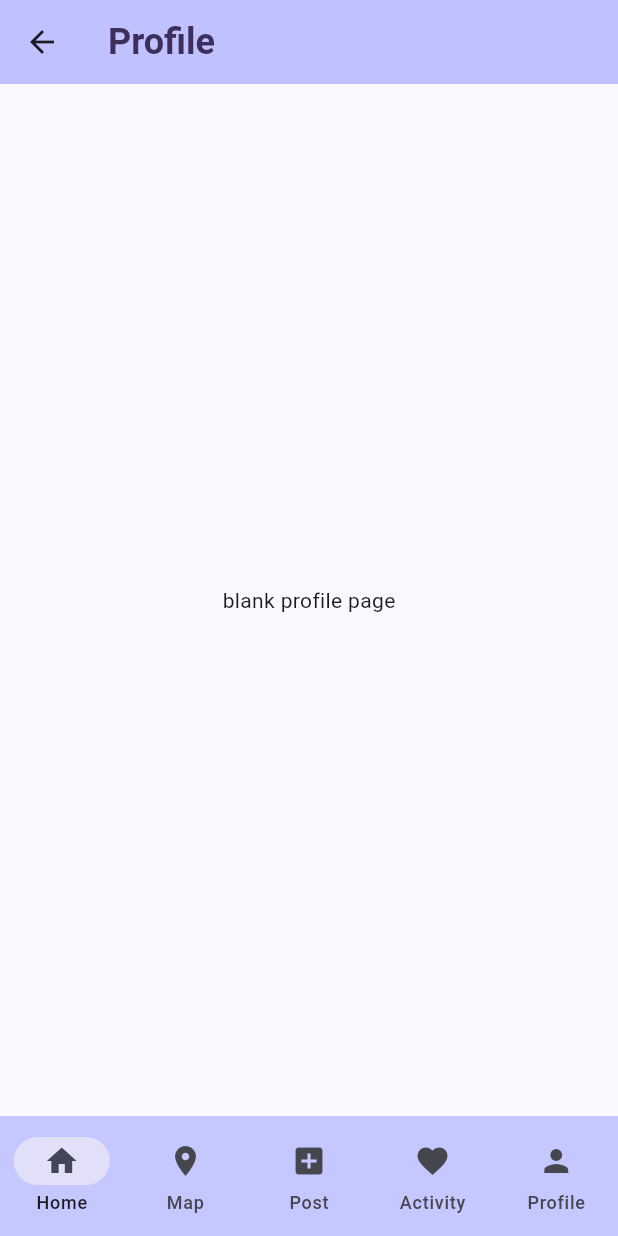
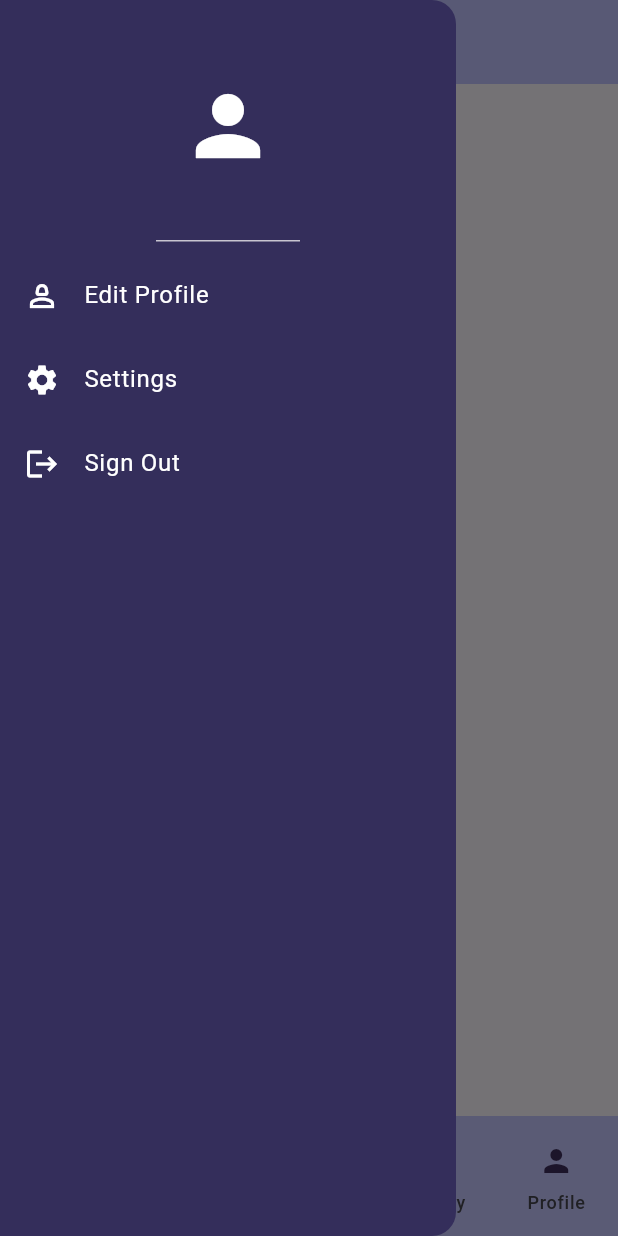
Before and after one commit to SephinSE/thistle, a Flutter app: the ThistleProfilePage screen opened by its route, with the side drawer open (before the commit the screen has no drawer), on a phone screen of 412 x 824 dp. Run offline on Flutter 3.47's test engine with Material 3 defaults, Android fonts, the light colour scheme and no system bars; our stand-ins replace cloud_firestore, firebase_auth, firebase_core, flutter_svg, go_router, google_fonts; accounts and stored records are empty; Roboto replaces fonts that are missing (Roboto Flex).

Commit message:
added navigation bar func, dummy profile page and blank pages for all pages

```diff
--- a/lib/app_state.dart
+++ b/lib/app_state.dart
@@ -23,11 +23,20 @@ class ApplicationState extends ChangeNotifier {
   bool _isSigningOut = false;
   bool get isSigningOut => _isSigningOut;
 
+  int _selectedIndex = 0;
+  int get selectedIndex => _selectedIndex;
+
+  void onNavBarTap(index) {
+    _selectedIndex = index;
+    notifyListeners();
+  }
+
   StreamSubscription<QuerySnapshot>? _guestBookSubscription;
   List<GuestBookMessage> _guestBookMessages = [];
   List<GuestBookMessage> get guestBookMessages => _guestBookMessages;
 
   Future<void> init() async {
+
     FirebaseAuth.instance.userChanges().listen((user) {
       if (user != null) {
         _loggedIn = true;
@@ -48,9 +57,10 @@ class ApplicationState extends ChangeNotifier {
                   message: message,
                 ),
               );
-            } else {
-              print('Warning: Null name or message encountered in Firestore document');
             }
+            // else {
+            //   print('Warning: Null name or message encountered in Firestore document');
+            // }
           }
           notifyListeners();
         });
@@ -92,6 +102,7 @@ class ApplicationState extends ChangeNotifier {
 
   Future<void> signOut() async {
     _isSigningOut = true;
+    _selectedIndex = 0;
     notifyListeners();
     try {
       await _firebaseAuth.signOut();
--- a/lib/appbar/navbar.dart
+++ b/lib/appbar/navbar.dart
@@ -1,11 +1,8 @@
 import 'package:flutter/material.dart';
+import 'package:provider/provider.dart';
+import 'package:thistle/app_state.dart';
 
 import '../pages/styles.dart';
-import '../pages/home_page.dart';
-import '../pages/map.dart';
-import '../pages/post.dart';
-import '../pages/activity.dart';
-import '../pages/profile.dart';
 
 class ThistleNavBar extends StatefulWidget{
   const ThistleNavBar({super.key});
@@ -15,33 +12,21 @@ class ThistleNavBar extends StatefulWidget{
 }
 
 class _ThistleNavBarState extends State<ThistleNavBar> {
-  // int _selectedIndex = 0;
-  // void _onItemTapped(int index) {
-  //   List<Widget> pages = [
-  //     const MyHomePage(),
-  //     const ThistleMapPage(),
-  //     const ThistlePostPage(),
-  //     const ThistleActivityPage(),
-  //     const ThistleActivityPage(),
-  //   ];
-  //   setState(() {
-  //     _selectedIndex = index;
-  //   });
-  // }
-
   @override
   Widget build(BuildContext context) {
+    Color color = AppStyles.thistleColor;
+
     return NavigationBar(
-      destinations: const [
-        NavigationDestination(icon: Icon(Icons.home), label: 'Home'),
-        NavigationDestination(icon: Icon(Icons.location_on), label: 'Map'),
-        NavigationDestination(icon: Icon(Icons.add_box), label: 'Post'),
-        NavigationDestination(icon: Icon(Icons.favorite), label: 'Activity'),
-        NavigationDestination(icon: Icon(Icons.person), label: 'Profile'),
+      destinations: [
+        NavigationDestination(icon: Icon(Icons.home, color: color), label: 'Feed'),
+        NavigationDestination(icon: Icon(Icons.location_on, color: color), label: 'Map'),
+        NavigationDestination(icon: Icon(Icons.add_box, color: color), label: 'Post'),
+        NavigationDestination(icon: Icon(Icons.favorite, color: color), label: 'Activity'),
+        NavigationDestination(icon: Icon(Icons.person, color: color), label: 'Profile'),
       ],
       backgroundColor: AppStyles.onThistleColor,
-      // selectedIndex: _selectedIndex,
-      // onDestinationSelected: _onItemTapped,
+      selectedIndex: Provider.of<ApplicationState>(context).selectedIndex,
+      onDestinationSelected: Provider.of<ApplicationState>(context, listen: false).onNavBarTap,
     );
   }
 }
--- a/lib/pages/activity.dart
+++ b/lib/pages/activity.dart
@@ -9,7 +9,7 @@ class ThistleActivityPage extends StatelessWidget {
   Widget build(BuildContext context) {
     return const Scaffold(
       appBar: ThistleAppbar(title: 'Activity',),
-      body: Center(child: Text('blank activity page'),),
+      body: Center(child: Text('you have zero friends why are you on this app'),),
       bottomNavigationBar: ThistleNavBar(),
     );
   }
--- /dev/null
+++ b/lib/pages/edit_profile.dart
@@ -0,0 +1,20 @@
+import 'package:flutter/material.dart';
+import 'package:firebase_auth/firebase_auth.dart';
+
+import 'package:thistle/appbar/appbar.dart';
+
+class ThistleEditProfilePage extends StatelessWidget {
+  const ThistleEditProfilePage({super.key, required this.user});
+
+  final User? user;
+
+  @override
+  Widget build(BuildContext context) {
+    return Scaffold(
+      appBar: const ThistleAppbar(title: 'Edit Profile'),
+      body: Center(
+        child: Text('Edit Profile for ${user!.email}'),
+      ),
+    );
+  }
+}
--- a/lib/pages/map.dart
+++ b/lib/pages/map.dart
@@ -9,7 +9,7 @@ class ThistleMapPage extends StatelessWidget {
   Widget build(BuildContext context) {
     return const Scaffold(
       appBar: ThistleAppbar(title: 'Map',),
-      body: Center(child: Text('blank maps page'),),
+      body: Center(child: Text('map of area 51'),),
       bottomNavigationBar: ThistleNavBar(),
     );
   }
--- a/lib/pages/post.dart
+++ b/lib/pages/post.dart
@@ -9,7 +9,7 @@ class ThistlePostPage extends StatelessWidget {
   Widget build(BuildContext context) {
     return const Scaffold(
       appBar: ThistleAppbar(title: 'Post',),
-      body: Center(child: Text('blank post page'),),
+      body: Center(child: Text('lol you\'re never gonna post'),),
       bottomNavigationBar: ThistleNavBar(),
     );
   }
--- a/lib/pages/profile.dart
+++ b/lib/pages/profile.dart
@@ -1,16 +1,96 @@
 import 'package:flutter/material.dart';
+import 'package:firebase_auth/firebase_auth.dart';
+import 'package:provider/provider.dart';
+
 import 'package:thistle/appbar/appbar.dart';
 import 'package:thistle/appbar/navbar.dart';
+import 'package:thistle/app_state.dart';
+import 'edit_profile.dart';
 
 class ThistleProfilePage extends StatelessWidget {
   const ThistleProfilePage({super.key});
 
   @override
   Widget build(BuildContext context) {
-    return const Scaffold(
-      appBar: ThistleAppbar(title: 'Profile',),
-      body: Center(child: Text('blank profile page'),),
-      bottomNavigationBar: ThistleNavBar(),
+    User? user = FirebaseAuth.instance.currentUser;
+    String username = user!.email!.split('@')[0];
+    String fullName = user.displayName.toString();
+
+    void navigateToEditProfile() {
+      Navigator.push(
+        context,
+        MaterialPageRoute(builder: (context) => ThistleEditProfilePage(user: user)),
+      );
+    }
+
+    return Scaffold(
+      appBar: ThistleAppbar(title: username),
+      drawer: MyDrawer(
+        onEditProfileTap: navigateToEditProfile,
+        onSignOutTap: Provider.of<ApplicationState>(context, listen: false).signOut,
+      ),
+      body: Center(
+        child: Text('Welcome, $fullName!'),
+      ),
+      bottomNavigationBar: const ThistleNavBar(),
     );
   }
 }
+
+class MyDrawer extends StatelessWidget {
+  const MyDrawer({super.key, required this.onEditProfileTap, required this.onSignOutTap});
+
+  final void Function()? onEditProfileTap;
+  final void Function()? onSignOutTap;
+
+  @override
+  Widget build(BuildContext context) {
+    return Drawer(
+      backgroundColor: const Color(0xFF342E5B),
+      child: Column(
+        children: [
+          const DrawerHeader(
+            child: Icon(
+              Icons.person,
+              size: 64,
+              color: Colors.white,
+            ),
+          ),
+          ListTile(
+            leading: const Icon(
+              Icons.person_2_outlined,
+              color: Colors.white,
+            ),
+            onTap: onEditProfileTap,
+            title: const Text(
+              'Edit Profile',
+              style: TextStyle(color: Colors.white), // Optional: Style the text
+            ),
+          ),
+          ListTile(
+            leading: const Icon(
+              Icons.settings,
+              color: Colors.white,
+            ),
+            onTap: ()=>Navigator.pop(context),
+            title: const Text(
+              'Settings',
+              style: TextStyle(color: Colors.white), // Optional: Style the text
+            ),
+          ),
+          ListTile(
+            leading: const Icon(
+              Icons.logout,
+              color: Colors.white,
+            ),
+            onTap: onSignOutTap,
+            title: const Text(
+              'Sign Out',
+              style: TextStyle(color: Colors.white), // Optional: Style the text
+            ),
+          ),
+        ],
+      ),
+    );
+  }
+}
--- a/lib/pages/styles.dart
+++ b/lib/pages/styles.dart
@@ -2,6 +2,7 @@ import 'package:flutter/material.dart';
 
 class AppStyles {
   static Color thistleColor = const Color(0xFF3D2E5B);
+  static Color thistleColor2 = const Color(0xFF2B1A4E);
   static Color onThistleColor = const Color(0xFFC5C7FF);
 
   static TextStyle textStyle = TextStyle(
```
Also changed, not shown: lib/pages/feed.dart (added, +40 -0 lines), lib/pages/home_page.dart (+15 -50 lines), lib/widgets.dart (deleted, +0 -67 lines), 5 other files.
